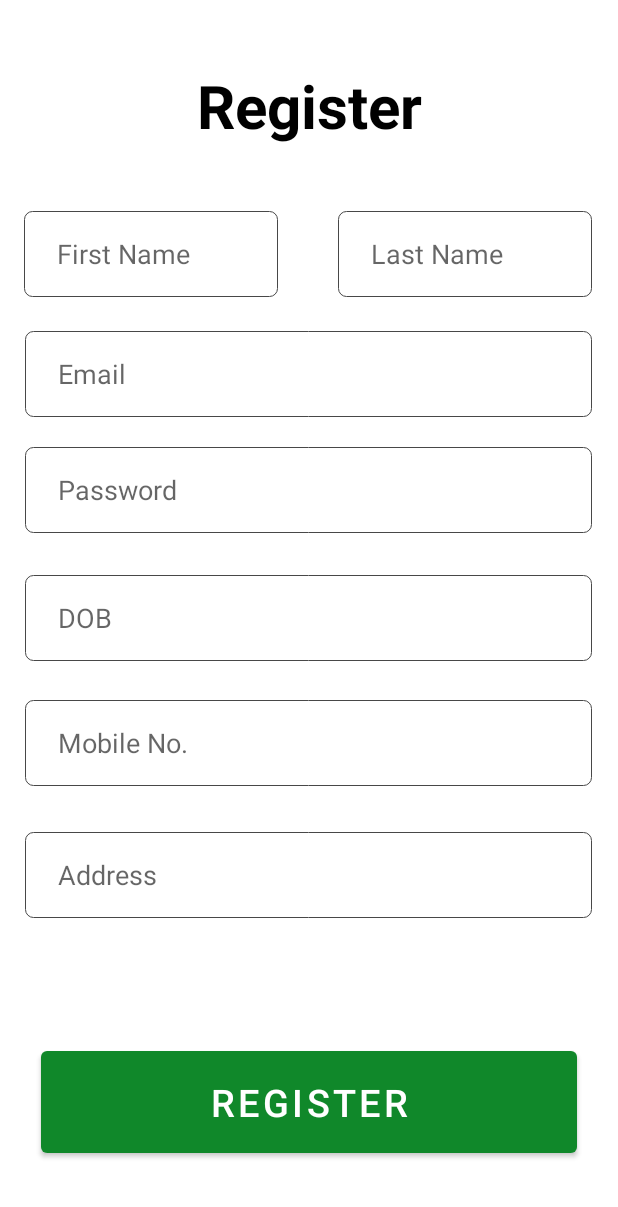
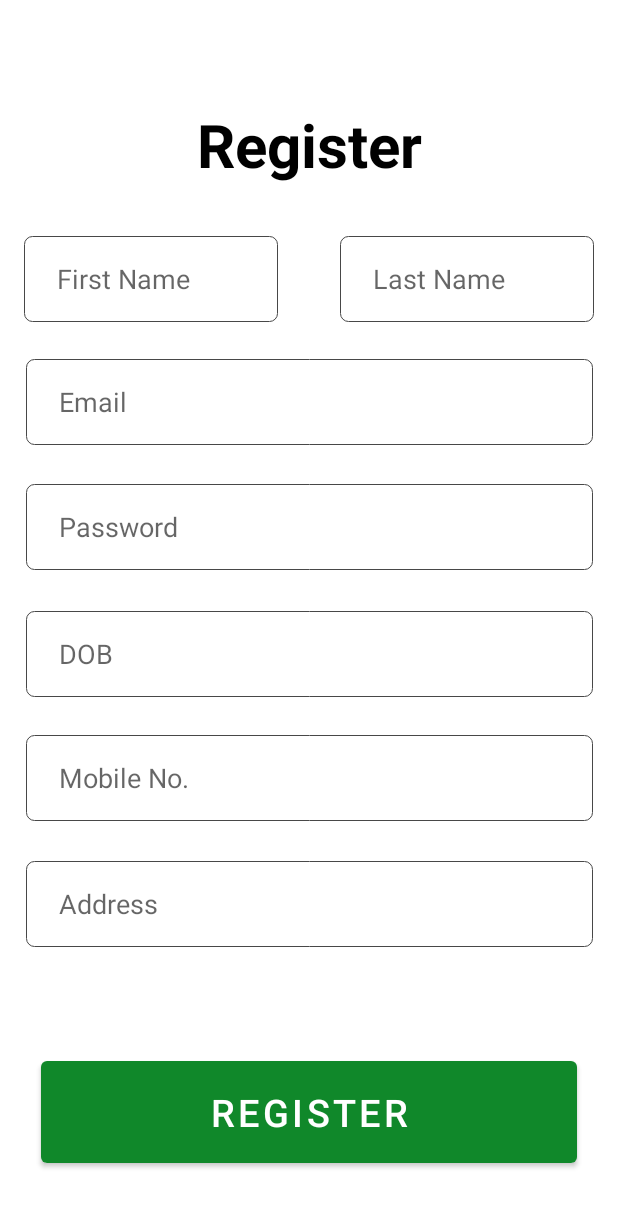
Before and after one commit to Vrushabh156/Turf-Booking-App, an Android app: the UserRegister screen opened directly, with no data from a screen before it, on a phone screen of 412 x 824 dp. Shown: the top 1207 px of the screen. Run offline under Robolectric (Android 15) with nearby library versions, the phone set to English and light mode, and no system bars.

Commit message:
Second Commit

```diff
--- a/app/src/main/res/layout/activity_user_register.xml
+++ b/app/src/main/res/layout/activity_user_register.xml
@@ -14,113 +14,127 @@
         android:textColor="@color/black"
         android:textSize="40sp"
         android:textStyle="bold"
-        app:layout_constraintBottom_toTopOf="@+id/textInputEditText"
+        app:layout_constraintBottom_toBottomOf="parent"
         app:layout_constraintEnd_toEndOf="parent"
         app:layout_constraintStart_toStartOf="parent"
-        app:layout_constraintTop_toTopOf="parent" />
+        app:layout_constraintTop_toTopOf="parent"
+        app:layout_constraintVertical_bias="0.09" />
 
     <com.google.android.material.textfield.TextInputEditText
+        android:id="@+id/textInputEditText11"
         android:layout_width="169dp"
         android:layout_height="57dp"
         android:layout_marginStart="16dp"
         android:background="@drawable/input_bg"
         android:hint="@string/fName"
         android:paddingStart="22dp"
-        app:layout_constraintBottom_toTopOf="@+id/textInputEditText2"
-        app:layout_constraintEnd_toStartOf="@+id/textInputEditText"
+        app:layout_constraintBottom_toBottomOf="parent"
+        app:layout_constraintEnd_toEndOf="parent"
         app:layout_constraintHorizontal_bias="0.0"
         app:layout_constraintStart_toStartOf="parent"
-        app:layout_constraintTop_toTopOf="parent"
-        app:layout_constraintVertical_bias="0.861"
+        app:layout_constraintTop_toBottomOf="@+id/textView"
+        app:layout_constraintVertical_bias="0.053"
         tools:ignore="RtlSymmetry" />
 
     <com.google.android.material.textfield.TextInputEditText
         android:id="@+id/textInputEditText"
         android:layout_width="169dp"
         android:layout_height="57dp"
+        android:layout_marginEnd="16dp"
         android:background="@drawable/input_bg"
         android:hint="@string/lName"
         android:paddingStart="22dp"
-        app:layout_constraintBottom_toTopOf="@+id/textInputEditText2"
+        app:layout_constraintBottom_toBottomOf="parent"
         app:layout_constraintEnd_toEndOf="parent"
-        app:layout_constraintHorizontal_bias="0.929"
+        app:layout_constraintHorizontal_bias="1.0"
         app:layout_constraintStart_toStartOf="parent"
-        app:layout_constraintTop_toTopOf="parent"
-        app:layout_constraintVertical_bias="0.861"
+        app:layout_constraintTop_toBottomOf="@+id/textView"
+        app:layout_constraintVertical_bias="0.053"
         tools:ignore="RtlSymmetry" />
 
     <com.google.android.material.textfield.TextInputEditText
         android:id="@+id/textInputEditText2"
         android:layout_width="378dp"
         android:layout_height="57dp"
+        android:layout_marginStart="16dp"
+        android:layout_marginEnd="16dp"
         android:background="@drawable/input_bg"
         android:hint="@string/email"
         android:paddingStart="22dp"
-        app:layout_constraintBottom_toTopOf="@+id/textInputEditText3"
+        app:layout_constraintBottom_toBottomOf="parent"
         app:layout_constraintEnd_toEndOf="parent"
-        app:layout_constraintHorizontal_bias="0.484"
+        app:layout_constraintHorizontal_bias="0.529"
         app:layout_constraintStart_toStartOf="parent"
-        app:layout_constraintTop_toTopOf="parent"
-        app:layout_constraintVertical_bias="0.918"
+        app:layout_constraintTop_toBottomOf="@+id/textInputEditText11"
+        app:layout_constraintVertical_bias="0.045"
         tools:ignore="MissingConstraints,RtlSymmetry" />
 
     <com.google.android.material.textfield.TextInputEditText
         android:id="@+id/textInputEditText3"
         android:layout_width="378dp"
         android:layout_height="57dp"
+        android:layout_marginStart="16dp"
+        android:layout_marginEnd="16dp"
         android:background="@drawable/input_bg"
         android:hint="@string/password"
         android:paddingStart="22dp"
-        app:layout_constraintBottom_toTopOf="@+id/textInputEditText4"
+        app:layout_constraintBottom_toBottomOf="parent"
         app:layout_constraintEnd_toEndOf="parent"
-        app:layout_constraintHorizontal_bias="0.484"
+        app:layout_constraintHorizontal_bias="0.529"
         app:layout_constraintStart_toStartOf="parent"
-        app:layout_constraintTop_toTopOf="parent"
-        app:layout_constraintVertical_bias="0.914"
+        app:layout_constraintTop_toBottomOf="@+id/textInputEditText2"
+        app:layout_constraintVertical_bias="0.056"
         tools:ignore="MissingConstraints,RtlSymmetry" />
 
     <com.google.android.material.textfield.TextInputEditText
         android:id="@+id/textInputEditText4"
         android:layout_width="378dp"
         android:layout_height="57dp"
+        android:layout_marginStart="16dp"
+        android:layout_marginEnd="16dp"
         android:background="@drawable/input_bg"
         android:hint="@string/dob"
         android:paddingStart="22dp"
         app:layout_constraintBottom_toBottomOf="parent"
         app:layout_constraintEnd_toEndOf="parent"
-        app:layout_constraintHorizontal_bias="0.484"
+        app:layout_constraintHorizontal_bias="0.529"
         app:layout_constraintStart_toStartOf="parent"
-        app:layout_constraintTop_toTopOf="parent"
+        app:layout_constraintTop_toBottomOf="@+id/textInputEditText3"
+        app:layout_constraintVertical_bias="0.07"
         tools:ignore="MissingConstraints,RtlSymmetry" />
 
     <com.google.android.material.textfield.TextInputEditText
         android:id="@+id/textInputEditText8"
         android:layout_width="378dp"
         android:layout_height="57dp"
+        android:layout_marginStart="16dp"
+        android:layout_marginEnd="16dp"
         android:background="@drawable/input_bg"
         android:hint="@string/mNo"
         android:paddingStart="22dp"
         app:layout_constraintBottom_toBottomOf="parent"
         app:layout_constraintEnd_toEndOf="parent"
-        app:layout_constraintHorizontal_bias="0.484"
+        app:layout_constraintHorizontal_bias="0.529"
         app:layout_constraintStart_toStartOf="parent"
         app:layout_constraintTop_toBottomOf="@+id/textInputEditText4"
-        app:layout_constraintVertical_bias="0.08"
+        app:layout_constraintVertical_bias="0.083"
         tools:ignore="MissingConstraints,RtlSymmetry" />
 
     <com.google.android.material.textfield.TextInputEditText
         android:id="@+id/textInputEditText5"
         android:layout_width="378dp"
         android:layout_height="57dp"
+        android:layout_marginStart="16dp"
+        android:layout_marginEnd="16dp"
         android:background="@drawable/input_bg"
         android:hint="@string/address"
         android:paddingStart="22dp"
         app:layout_constraintBottom_toBottomOf="parent"
         app:layout_constraintEnd_toEndOf="parent"
-        app:layout_constraintHorizontal_bias="0.484"
+        app:layout_constraintHorizontal_bias="0.529"
         app:layout_constraintStart_toStartOf="parent"
         app:layout_constraintTop_toBottomOf="@+id/textInputEditText8"
-        app:layout_constraintVertical_bias="0.125"
+        app:layout_constraintVertical_bias="0.121"
         tools:ignore="MissingConstraints,RtlSymmetry" />
 
     <Button
@@ -133,7 +147,7 @@
         app:layout_constraintEnd_toEndOf="parent"
         app:layout_constraintStart_toStartOf="parent"
         app:layout_constraintTop_toBottomOf="@+id/textInputEditText5"
-        app:layout_constraintVertical_bias="0.624" />
+        app:layout_constraintVertical_bias="0.623" />
 
 
 </androidx.constraintlayout.widget.ConstraintLayout>
```
Also changed, not shown: app/src/main/res/layout/activity_main.xml (+5 -6 lines), app/src/main/res/layout/activity_own_sign_in.xml (+19 -19 lines), app/src/main/res/layout/activity_owner_register.xml (+39 -26 lines), app/src/main/res/layout/activity_owner_registration.xml (+10 -6 lines), app/src/main/res/layout/activity_user_registration.xml (+10 -6 lines), app/src/main/res/layout/activity_user_sign_in.xml (+19 -20 lines).
